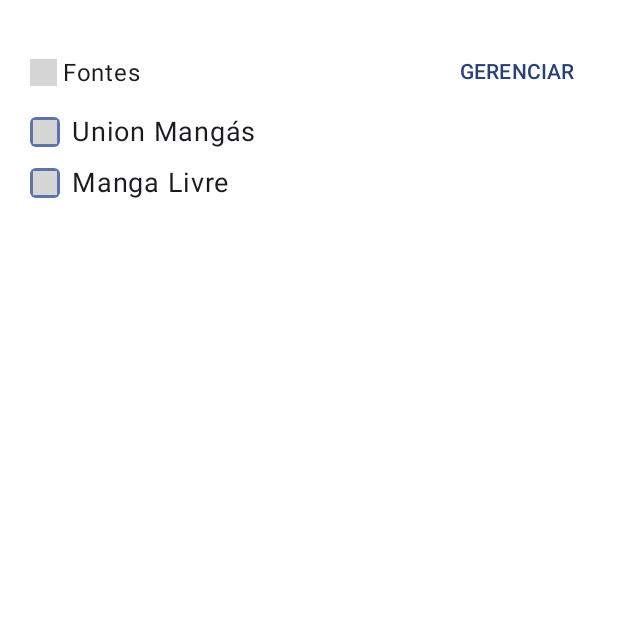
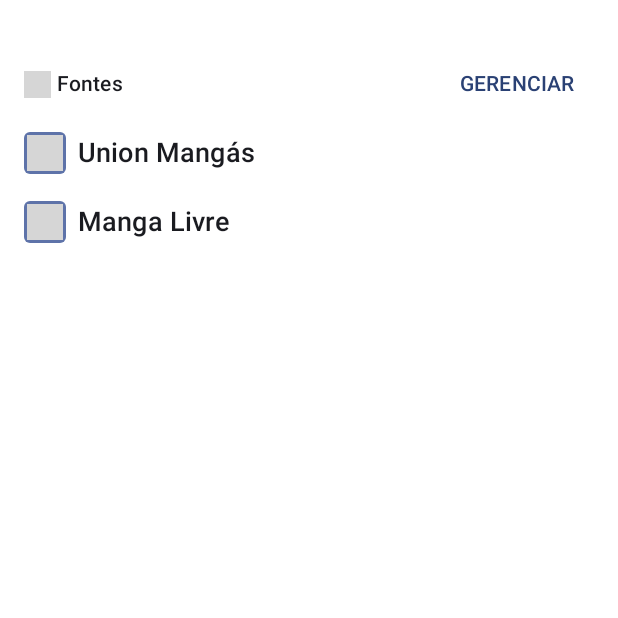
Before and after one commit to Irineu333/OtakuPlus, an Android app built with Jetpack Compose: the composable ExploreScreen called with empty values, on a phone screen of 412 x 824 dp, the top half of it. Run offline under Robolectric (Android 15) with nearby library versions, the phone set to English and light mode, and no system bars; pictures from the network do not load; 5 statements that could not run were skipped; grey boxes are pictures that could not be loaded.

Commit message:
feat(explore): improve font card

```diff
--- a/app/src/main/java/com/neo/otaku/MainActivity.kt
+++ b/app/src/main/java/com/neo/otaku/MainActivity.kt
@@ -9,8 +9,6 @@ import androidx.compose.material.icons.twotone.History
 import androidx.compose.material.icons.twotone.Save
 import com.neo.otaku.ui.component.Option
 import com.neo.otaku.ui.screen.explore.ExploreScreen
-import com.neo.otaku.ui.screen.explore.RemoteFont
-import com.neo.otaku.ui.screen.home.HomeScreen
 import com.neo.otaku.ui.theme.OtakuPlusBackground
 import com.neo.otaku.ui.theme.OtakuPlusTheme
 
@@ -36,16 +34,6 @@ class MainActivity : ComponentActivity() {
                                 icon = Icons.TwoTone.Save,
                                 text = "Salvos",
                             ),
-                        ),
-                        fonts = listOf(
-                            RemoteFont(
-                                name = "Manga Livre",
-                                iconUrl = ""
-                            ),
-                            RemoteFont(
-                                name = "Union Mangás",
-                                iconUrl = ""
-                            )
                         )
                     )
                 }
--- a/app/src/main/java/com/neo/otaku/ui/component/OptionCard.kt
+++ b/app/src/main/java/com/neo/otaku/ui/component/OptionCard.kt
@@ -10,6 +10,7 @@ import androidx.compose.material.icons.Icons
 import androidx.compose.material.icons.rounded.Android
 import androidx.compose.material3.*
 import androidx.compose.material3.MaterialTheme.colorScheme
+import androidx.compose.material3.MaterialTheme.typography
 import androidx.compose.runtime.Composable
 import androidx.compose.ui.Alignment
 import androidx.compose.ui.Modifier
@@ -53,7 +54,9 @@ fun OptionCard(
 
         Text(
             text = option.text,
-            fontSize = 18.sp
+            style = typography.labelLarge.copy(
+                fontSize = 18.sp
+            )
         )
     }
 }
--- a/app/src/main/java/com/neo/otaku/ui/screen/explore/ExploreScreen.kt
+++ b/app/src/main/java/com/neo/otaku/ui/screen/explore/ExploreScreen.kt
@@ -13,25 +13,27 @@ import com.neo.otaku.ui.component.Option
 import com.neo.otaku.ui.theme.OtakuPlusBackground
 import com.neo.otaku.ui.theme.OtakuPlusTheme
 
-data class RemoteFont(
-    val name: String,
-    val iconUrl: String
-)
-
 @Composable
 fun ExploreScreen(
     viewModel: ExploreViewModel = viewModel(),
     onNavigate: (String) -> Unit = {},
-    fonts: List<RemoteFont> = emptyList(),
     options: List<Option>
 ) = Column(
     modifier = Modifier
         .fillMaxSize()
-        .padding(16.dp),
+        .padding(
+            vertical = 16.dp,
+            horizontal = 8.dp
+        ),
 ) {
-    OptionsSection(options = options)
+    OptionsSection(
+        options = options,
+        modifier = Modifier.padding(
+            horizontal = 8.dp
+        )
+    )
 
-    Spacer(modifier = Modifier.height(8.dp))
+    Spacer(modifier = Modifier.height(16.dp))
 
     val state = viewModel.uiState.collectAsState()
 
@@ -62,16 +64,6 @@ private fun DefaultPreview() {
                         icon = Icons.TwoTone.Save,
                         text = "Salvos",
                     ),
-                ),
-                fonts = listOf(
-                    RemoteFont(
-                        name = "Manga Livre",
-                        iconUrl = ""
-                    ),
-                    RemoteFont(
-                        name = "Union Mangás",
-                        iconUrl = ""
-                    )
                 )
             )
         }
--- a/app/src/main/java/com/neo/otaku/ui/screen/explore/FontsSection.kt
+++ b/app/src/main/java/com/neo/otaku/ui/screen/explore/FontsSection.kt
@@ -1,5 +1,6 @@
 package com.neo.otaku.ui.screen.explore
 
+import androidx.compose.foundation.Indication
 import androidx.compose.foundation.background
 import androidx.compose.foundation.layout.*
 import androidx.compose.foundation.lazy.LazyColumn
@@ -12,6 +13,7 @@ import androidx.compose.material.icons.twotone.Image
 import androidx.compose.material.ripple.rememberRipple
 import androidx.compose.material3.*
 import androidx.compose.material3.MaterialTheme.colorScheme
+import androidx.compose.material3.MaterialTheme.typography
 import androidx.compose.runtime.Composable
 import androidx.compose.ui.Alignment
 import androidx.compose.ui.Modifier
@@ -37,6 +39,7 @@ fun FontsSection(
         verticalAlignment = Alignment.CenterVertically,
         horizontalArrangement = Arrangement.SpaceBetween,
         modifier = Modifier
+            .padding(horizontal = 8.dp)
             .fillMaxWidth()
     ) {
         Row(verticalAlignment = Alignment.CenterVertically) {
@@ -46,16 +49,20 @@ fun FontsSection(
                 contentDescription = null,
                 tint = colorScheme.primary,
                 modifier = Modifier
-                    .padding(4.dp)
+                    .padding(end = 4.dp)
                     .size(18.dp)
             )
 
-            Text(text = "Fontes", color = contentColorFor(colorScheme.background))
+            Text(
+                text = "Fontes",
+                style = typography.titleSmall,
+                color = contentColorFor(colorScheme.background)
+            )
         }
 
-        Spacer(modifier = Modifier.weight(1f))
-
-        TextButton(onClick = onManageFonts) {
+        TextButton(
+            onClick = onManageFonts
+        ) {
             Text(text = "GERENCIAR")
         }
     }
@@ -65,28 +72,39 @@ fun FontsSection(
             items = fonts,
             paddingBottom = 2.dp
         ) { font ->
+            FontCard(font = font)
+        }
+    }
+}
 
-            Row(
+@Composable
+fun FontCard(
+    font: FontViewState,
+    modifier: Modifier = Modifier,
+    rippleEffect: Indication = rememberRipple(color = colorScheme.primary),
+    onClick: () -> Unit = {}
+) = Row(
     verticalAlignment = Alignment.CenterVertically,
-                modifier = Modifier
-                    .roundedShape(4.dp)
+    modifier = modifier
+        .fillMaxWidth()
+        .roundedShape()
         .clickable(
-                        onClick = { },
-                        indication = rememberRipple(
-                            color = colorScheme.primary
-                        ),
-                    ).padding(4.dp)
+            onClick = onClick,
+            indication = rippleEffect,
+        )
+        .padding(8.dp)
 ) {
     SubcomposeAsyncImage(
         model = font.iconUrl,
         contentDescription = null,
         contentScale = ContentScale.FillBounds,
         modifier = Modifier
-                        .size(20.dp)
+            .size(28.dp)
             .background(
                 color = colorScheme.primaryContainer,
                 shape = RoundedCornerShape(4.dp)
-                        ).padding(2.dp),
+            )
+            .padding(2.dp),
         loading = {
             Icon(
                 imageVector = Icons.TwoTone.Image,
@@ -107,12 +125,13 @@ fun FontsSection(
 
     Text(
         text = font.name,
-                    fontSize = 18.sp,
-                    color = contentColorFor(colorScheme.background)
+        style = typography.labelLarge.copy(
+            fontSize = 18.sp
+        ),
+        color = contentColorFor(
+            colorScheme.background
         )
-            }
-        }
-    }
+    )
 }
 
 @ThemesPreview
@@ -125,7 +144,7 @@ private fun DefaultPreview() {
                     FontViewState(name = "Mangá Livre", iconUrl = ""),
                     FontViewState(name = "Union Mangás", iconUrl = ""),
                 ),
-                modifier = Modifier.padding(8.dp)
+                modifier = Modifier.padding(4.dp)
             )
         }
     }
```
Lines whose indentation alone changed are shown as unchanged.
